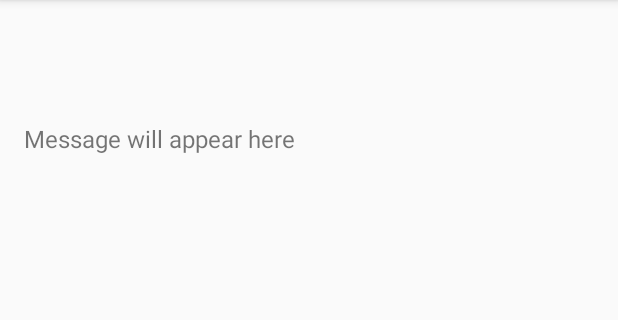
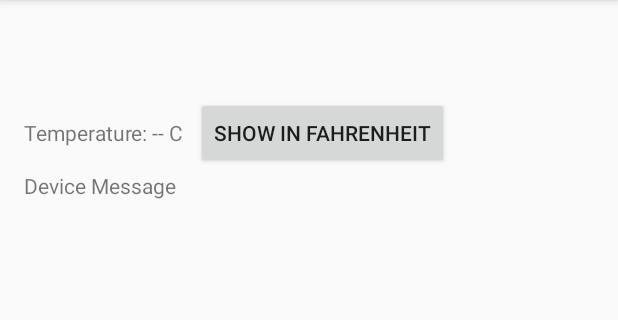
Before and after one commit to y-varde/SmartHomeMonitoringSystem, an Android app: the DeviceDetailActivity screen opened directly, with no data from a screen before it, on a phone screen of 412 x 824 dp, the part 84-404 px from its top. Run offline under Robolectric (Android 15) with nearby library versions, the phone set to English and light mode, and no system bars; 1 statement that could not run was skipped.

Commit message:
temperature can be viewed in fahrenheit or celsius

```diff
--- a/app/src/main/res/layout/activity_device_detail.xml
+++ b/app/src/main/res/layout/activity_device_detail.xml
@@ -1,32 +1,59 @@
 <?xml version="1.0" encoding="utf-8"?>
-<LinearLayout xmlns:android="http://schemas.android.com/apk/res/android"
+<android.support.constraint.ConstraintLayout xmlns:android="http://schemas.android.com/apk/res/android"
+    xmlns:app="http://schemas.android.com/apk/res-auto"
+    xmlns:tools="http://schemas.android.com/tools"
     android:layout_width="match_parent"
     android:layout_height="match_parent"
-    android:orientation="vertical"
-    android:padding="16dp">
+    tools:context=".DeviceDetailActivity">
 
     <TextView
         android:id="@+id/txtDeviceName"
         android:layout_width="wrap_content"
         android:layout_height="wrap_content"
-        android:text="@string/device_name"
-        android:textSize="18sp"
-        android:layout_marginBottom="8dp"/>
+        android:text="Device Name"
+        app:layout_constraintTop_toTopOf="parent"
+        app:layout_constraintStart_toStartOf="parent"
+        app:layout_constraintEnd_toEndOf="parent"
+        android:layout_marginTop="16dp" />
 
     <TextView
         android:id="@+id/txtDeviceAddress"
         android:layout_width="wrap_content"
         android:layout_height="wrap_content"
-        android:text="@string/device_address"
-        android:textSize="18sp"
-        android:layout_marginBottom="8dp"/>
+        android:text="Device Address"
+        app:layout_constraintTop_toBottomOf="@id/txtDeviceName"
+        app:layout_constraintStart_toStartOf="parent"
+        app:layout_constraintEnd_toEndOf="parent"
+        android:layout_marginTop="8dp" />
+
+    <TextView
+        android:id="@+id/txtTemperature"
+        android:layout_width="wrap_content"
+        android:layout_height="wrap_content"
+        android:text="Temperature: -- C"
+        app:layout_constraintTop_toBottomOf="@id/txtDeviceAddress"
+        app:layout_constraintStart_toStartOf="parent"
+        android:layout_marginTop="16dp"
+        android:layout_marginStart="16dp" />
+
+    <Button
+        android:id="@+id/btnToggleTempUnit"
+        android:layout_width="wrap_content"
+        android:layout_height="wrap_content"
+        android:text="Show in Fahrenheit"
+        app:layout_constraintTop_toTopOf="@id/txtTemperature"
+        app:layout_constraintBottom_toBottomOf="@id/txtTemperature"
+        app:layout_constraintStart_toEndOf="@id/txtTemperature"
+        android:layout_marginStart="8dp" />
 
     <TextView
         android:id="@+id/txtDeviceMessage"
         android:layout_width="wrap_content"
         android:layout_height="wrap_content"
-        android:text="Message will appear here"
-        android:textSize="16sp"
-        android:layout_marginBottom="8dp"/>
+        android:text="Device Message"
+        app:layout_constraintTop_toBottomOf="@id/txtTemperature"
+        app:layout_constraintStart_toStartOf="parent"
+        android:layout_marginTop="16dp"
+        android:layout_marginStart="16dp" />
 
-</LinearLayout>
+</android.support.constraint.ConstraintLayout>
```
Also changed, not shown: app/src/main/java/com/example/cv/eeepois/DeviceDetailActivity.java (+76 -15 lines).
